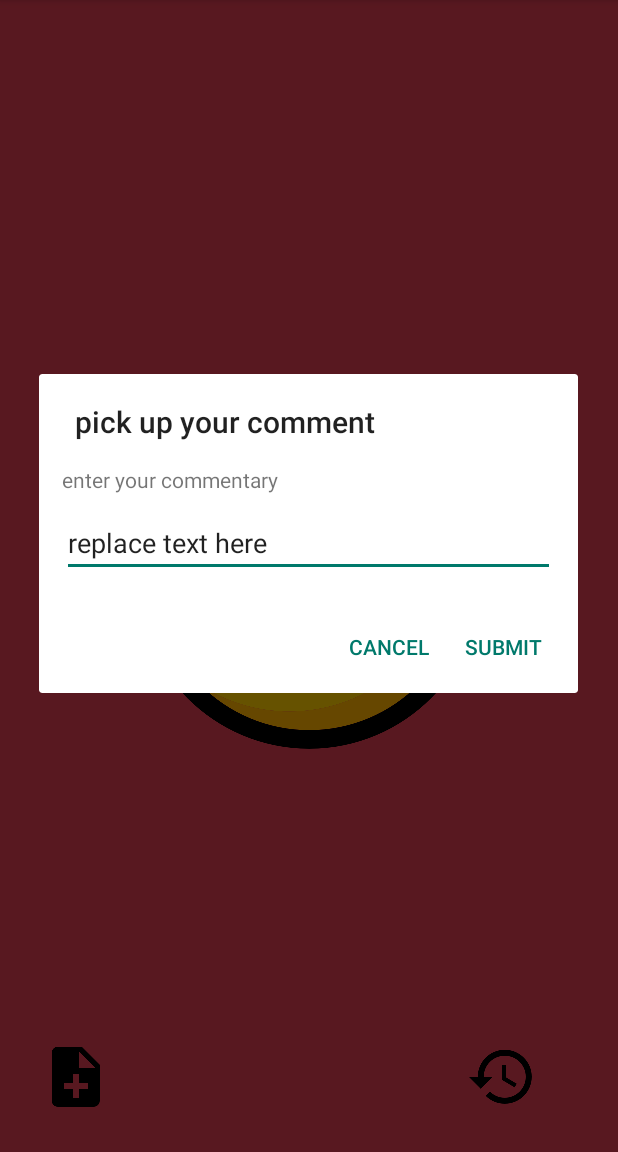
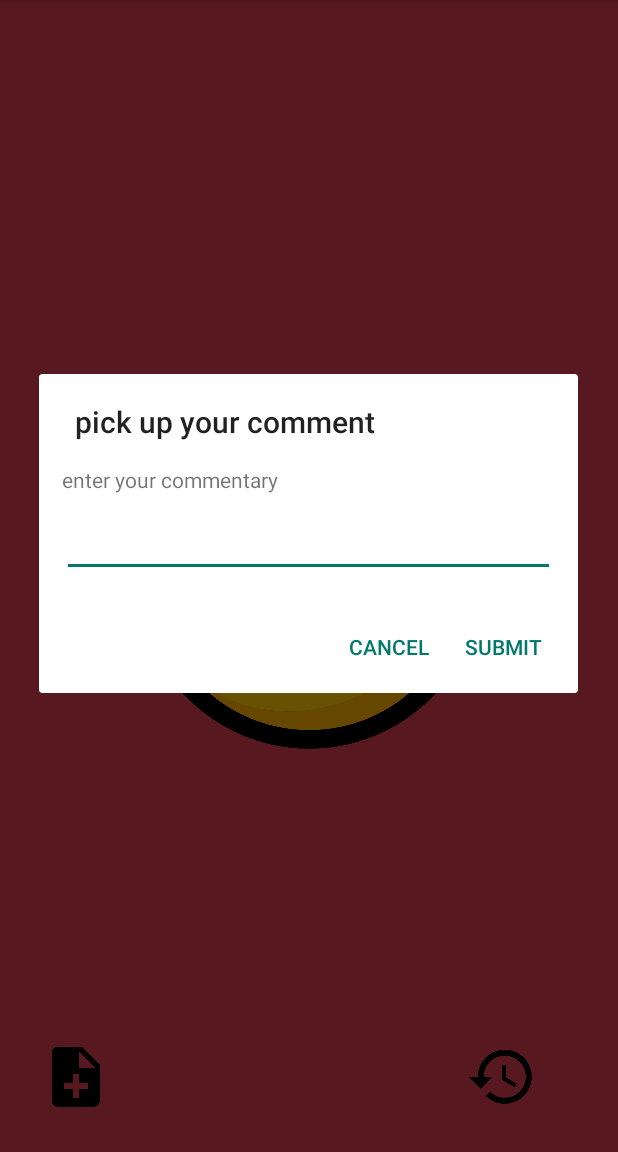
Before and after one commit to shinnatsume/Moods, an Android app: the screen it shows after launch (MainActivity), after a tap on an icon or button, on a phone screen of 412 x 824 dp, the part 84-1236 px from its top. Run offline under Robolectric (Android 15) with nearby library versions, the phone set to English and light mode, and no system bars.

```diff
--- a/app/src/main/java/com/shin/moods/controller/HistoryActivity.java
+++ b/app/src/main/java/com/shin/moods/controller/HistoryActivity.java
@@ -64,7 +64,9 @@ public class HistoryActivity extends AppCompatActivity {
         /**
          * add mood to the list
          * */
-        mMoodList.add(mood);
+            mMoodList.add(mood);
+
+
         /**
          * save the list
          * */
--- a/app/src/main/java/com/shin/moods/model/MyAdapter.java
+++ b/app/src/main/java/com/shin/moods/model/MyAdapter.java
@@ -146,19 +146,19 @@ public class MyAdapter extends RecyclerView.Adapter<MyAdapter.MyViewHolder> {
                     LayoutInflater layout = LayoutInflater.from(context);
                     final View dialogView = layout.inflate(R.layout.alert_dialog, null);
                     final EditText editText = (EditText) dialogView.findViewById(R.id.edit_comment);
-                    editText.setText("replace text here");
+                    editText.setText("");
 
                     AlertDialog show = new AlertDialog.Builder(context)
-                            .setTitle("pick up your comment")
+                            .setTitle(R.string.alertDialogTitle)
                             .setView(dialogView)
-                            .setPositiveButton("submit", new DialogInterface.OnClickListener() {
+                            .setPositiveButton( R.string.positiveBtn, new DialogInterface.OnClickListener() {
                                 @Override
                                 public void onClick(DialogInterface dialogInterface, int i) {
                                     mDialogClickListener.onDialogClick(editText.getText().toString());
                                 }
 
                             })
-                            .setNegativeButton( "cancel", new DialogInterface.OnClickListener(){
+                            .setNegativeButton( R.string.negativeBtn, new DialogInterface.OnClickListener(){
 
 
                                 @Override
--- a/app/src/main/res/values/strings.xml
+++ b/app/src/main/res/values/strings.xml
@@ -15,6 +15,15 @@
     <string name="tree_days">tree days ago</string>
     <string name="two_days">two days ago</string>
     <string name="one_days">one days ago</string>
+    <string name="alertDialogTitle">pick up your comment</string>
+    <string name="positiveBtn">submit</string>
+    <string name="negativeBtn">cancel</string>
+    <string name="verySad">Iam very sad </string>
+    <string name="sad">Iam sad </string>
+    <string name="normal">Iam normal </string>
+    <string name="happy">Iam happy </string>
+    <string name="verryHappy">Iam very happy </string>
+    <string name="share">share</string>
 
 
 </resources>
```
Also changed, not shown: app/src/main/res/layout/history_cell.xml (+7 -5 lines), 1 other file.
